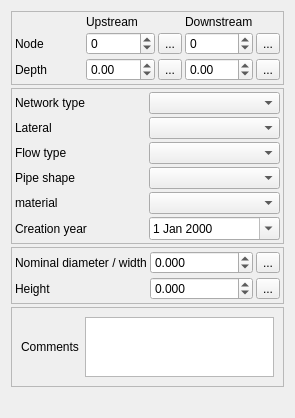
Above: Lamia/iface/qgiswidget/tools/toolprepro/base3_urbandrainage/lamiabase_ud_edge_tool_ui.ui from Artelia/Lamia before the change. Below: the same form after it.
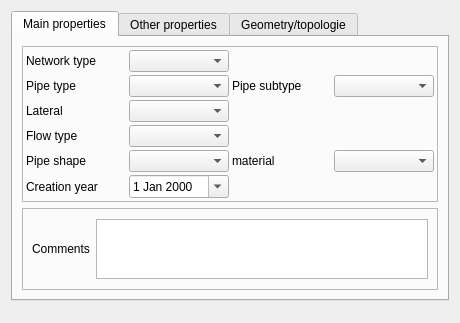
That is the form after the change. Icons and pictures are not drawn.

```diff
--- a/Lamia/iface/qgiswidget/tools/toolprepro/base3_urbandrainage/lamiabase_ud_edge_tool_ui.ui
+++ b/Lamia/iface/qgiswidget/tools/toolprepro/base3_urbandrainage/lamiabase_ud_edge_tool_ui.ui
@@ -6,17 +6,210 @@
    <rect>
     <x>0</x>
     <y>0</y>
-    <width>295</width>
-    <height>418</height>
+    <width>460</width>
+    <height>323</height>
    </rect>
   </property>
   <property name="windowTitle">
    <string>Form</string>
   </property>
-  <layout class="QVBoxLayout" name="verticalLayout" stretch="0,0,0,1,10">
+  <layout class="QVBoxLayout" name="verticalLayout" stretch="0,10">
    <property name="spacing">
     <number>3</number>
    </property>
+   <item>
+    <widget class="QTabWidget" name="tabWidget">
+     <property name="currentIndex">
+      <number>0</number>
+     </property>
+     <widget class="QWidget" name="tab">
+      <attribute name="title">
+       <string>Main properties</string>
+      </attribute>
+      <layout class="QVBoxLayout" name="verticalLayout_2">
+       <item>
+        <widget class="QFrame" name="frame_2">
+         <property name="frameShape">
+          <enum>QFrame::StyledPanel</enum>
+         </property>
+         <property name="frameShadow">
+          <enum>QFrame::Raised</enum>
+         </property>
+         <layout class="QGridLayout" name="gridLayout">
+          <property name="leftMargin">
+           <number>3</number>
+          </property>
+          <property name="topMargin">
+           <number>3</number>
+          </property>
+          <property name="rightMargin">
+           <number>3</number>
+          </property>
+          <property name="bottomMargin">
+           <number>3</number>
+          </property>
+          <property name="spacing">
+           <number>3</number>
+          </property>
+          <item row="2" column="0">
+           <widget class="QLabel" name="label_11">
+            <property name="text">
+             <string>Lateral</string>
+            </property>
+            <property name="wordWrap">
+             <bool>true</bool>
+            </property>
+           </widget>
+          </item>
+          <item row="3" column="0">
+           <widget class="QLabel" name="label_12">
+            <property name="text">
+             <string>Flow type</string>
+            </property>
+            <property name="wordWrap">
+             <bool>true</bool>
+            </property>
+           </widget>
+          </item>
+          <item row="3" column="1">
+           <widget class="QComboBox" name="comboBox_typeecoul"/>
+          </item>
+          <item row="6" column="1">
+           <widget class="QDateEdit" name="dateEdit_anneepose">
+            <property name="calendarPopup">
+             <bool>true</bool>
+            </property>
+           </widget>
+          </item>
+          <item row="4" column="1">
+           <widget class="QComboBox" name="comboBox_formecana"/>
+          </item>
+          <item row="2" column="1">
+           <widget class="QComboBox" name="comboBox_branch"/>
+          </item>
+          <item row="0" column="0">
+           <widget class="QLabel" name="label_4">
+            <property name="text">
+             <string>Network type</string>
+            </property>
+            <property name="wordWrap">
+             <bool>true</bool>
+            </property>
+           </widget>
+          </item>
+          <item row="4" column="0">
+           <widget class="QLabel" name="label_13">
+            <property name="text">
+             <string>Pipe shape</string>
+            </property>
+            <property name="wordWrap">
+             <bool>true</bool>
+            </property>
+           </widget>
+          </item>
+          <item row="6" column="0">
+           <widget class="QLabel" name="label_16">
+            <property name="text">
+             <string>Creation year</string>
+            </property>
+            <property name="wordWrap">
+             <bool>true</bool>
+            </property>
+           </widget>
+          </item>
+          <item row="0" column="1">
+           <widget class="QComboBox" name="comboBox_typeReseau"/>
+          </item>
+          <item row="1" column="0">
+           <widget class="QLabel" name="label_6">
+            <property name="text">
+             <string>Pipe type</string>
+            </property>
+            <property name="wordWrap">
+             <bool>true</bool>
+            </property>
+           </widget>
+          </item>
+          <item row="1" column="1">
+           <widget class="QComboBox" name="comboBox_pipetype"/>
+          </item>
+          <item row="1" column="2">
+           <widget class="QLabel" name="label_10">
+            <property name="text">
+             <string>Pipe subtype</string>
+            </property>
+            <property name="wordWrap">
+             <bool>true</bool>
+            </property>
+           </widget>
+          </item>
+          <item row="1" column="3">
+           <widget class="QComboBox" name="comboBox_pipesubtype"/>
+          </item>
+          <item row="4" column="2">
+           <widget class="QLabel" name="label">
+            <property name="text">
+             <string>material</string>
+            </property>
+            <property name="wordWrap">
+             <bool>true</bool>
+            </property>
+           </widget>
+          </item>
+          <item row="4" column="3">
+           <widget class="QComboBox" name="comboBox_materiau">
+            <property name="maxVisibleItems">
+             <number>50</number>
+            </property>
+           </widget>
+          </item>
+         </layout>
+        </widget>
+       </item>
+       <item>
+        <widget class="QFrame" name="frame_5">
+         <property name="frameShape">
+          <enum>QFrame::StyledPanel</enum>
+         </property>
+         <property name="frameShadow">
+          <enum>QFrame::Raised</enum>
+         </property>
+         <layout class="QGridLayout" name="gridLayout_5">
+          <item row="0" column="0">
+           <widget class="QLabel" name="label_15">
+            <property name="text">
+             <string>Comments</string>
+            </property>
+           </widget>
+          </item>
+          <item row="0" column="1">
+           <widget class="QTextBrowser" name="textBrowser_commentaire">
+            <property name="maximumSize">
+             <size>
+              <width>16777215</width>
+              <height>60</height>
+             </size>
+            </property>
+            <property name="readOnly">
+             <bool>false</bool>
+            </property>
+           </widget>
+          </item>
+         </layout>
+        </widget>
+       </item>
+      </layout>
+     </widget>
+     <widget class="QWidget" name="tab_2">
+      <attribute name="title">
+       <string>Other properties</string>
+      </attribute>
+     </widget>
+     <widget class="QWidget" name="tab_3">
+      <attribute name="title">
+       <string>Geometry/topologie</string>
+      </attribute>
+      <layout class="QVBoxLayout" name="verticalLayout_3">
    <item>
     <widget class="QFrame" name="frame_3">
      <property name="frameShape">
@@ -150,101 +343,6 @@
      </layout>
     </widget>
    </item>
-   <item>
-    <widget class="QFrame" name="frame_2">
-     <property name="frameShape">
-      <enum>QFrame::StyledPanel</enum>
-     </property>
-     <property name="frameShadow">
-      <enum>QFrame::Raised</enum>
-     </property>
-     <layout class="QGridLayout" name="gridLayout">
-      <property name="leftMargin">
-       <number>3</number>
-      </property>
-      <property name="topMargin">
-       <number>3</number>
-      </property>
-      <property name="rightMargin">
-       <number>3</number>
-      </property>
-      <property name="bottomMargin">
-       <number>3</number>
-      </property>
-      <property name="spacing">
-       <number>3</number>
-      </property>
-      <item row="1" column="0">
-       <widget class="QLabel" name="label_11">
-        <property name="text">
-         <string>Lateral</string>
-        </property>
-       </widget>
-      </item>
-      <item row="5" column="0">
-       <widget class="QLabel" name="label_16">
-        <property name="text">
-         <string>Creation year</string>
-        </property>
-       </widget>
-      </item>
-      <item row="3" column="1">
-       <widget class="QComboBox" name="comboBox_formecana"/>
-      </item>
-      <item row="4" column="1">
-       <widget class="QComboBox" name="comboBox_materiau">
-        <property name="maxVisibleItems">
-         <number>50</number>
-        </property>
-       </widget>
-      </item>
-      <item row="4" column="0">
-       <widget class="QLabel" name="label">
-        <property name="text">
-         <string>material</string>
-        </property>
-       </widget>
-      </item>
-      <item row="2" column="0">
-       <widget class="QLabel" name="label_12">
-        <property name="text">
-         <string>Flow type</string>
-        </property>
-       </widget>
-      </item>
-      <item row="2" column="1">
-       <widget class="QComboBox" name="comboBox_typeecoul"/>
-      </item>
-      <item row="3" column="0">
-       <widget class="QLabel" name="label_13">
-        <property name="text">
-         <string>Pipe shape</string>
-        </property>
-       </widget>
-      </item>
-      <item row="1" column="1">
-       <widget class="QComboBox" name="comboBox_branch"/>
-      </item>
-      <item row="0" column="0">
-       <widget class="QLabel" name="label_4">
-        <property name="text">
-         <string>Network type</string>
-        </property>
-       </widget>
-      </item>
-      <item row="0" column="1">
-       <widget class="QComboBox" name="comboBox_typeReseau"/>
-      </item>
-      <item row="5" column="1">
-       <widget class="QDateEdit" name="dateEdit_anneepose">
-        <property name="calendarPopup">
-         <bool>true</bool>
-        </property>
-       </widget>
-      </item>
-     </layout>
-    </widget>
-   </item>
    <item>
     <widget class="QFrame" name="frame_4">
      <property name="frameShape">
@@ -341,35 +439,20 @@
     </widget>
    </item>
    <item>
-    <widget class="QFrame" name="frame_5">
-     <property name="frameShape">
-      <enum>QFrame::StyledPanel</enum>
-     </property>
-     <property name="frameShadow">
-      <enum>QFrame::Raised</enum>
-     </property>
-     <layout class="QGridLayout" name="gridLayout_5">
-      <item row="0" column="0">
-       <widget class="QLabel" name="label_15">
-        <property name="text">
-         <string>Comments</string>
-        </property>
-       </widget>
-      </item>
-      <item row="0" column="1">
-       <widget class="QTextBrowser" name="textBrowser_commentaire">
-        <property name="maximumSize">
+        <spacer name="verticalSpacer_2">
+         <property name="orientation">
+          <enum>Qt::Vertical</enum>
+         </property>
+         <property name="sizeHint" stdset="0">
          <size>
-          <width>16777215</width>
-          <height>60</height>
-         </size>
-        </property>
-        <property name="readOnly">
-         <bool>false</bool>
-        </property>
-       </widget>
-      </item>
-     </layout>
+           <width>20</width>
+           <height>40</height>
+          </size>
+         </property>
+        </spacer>
+       </item>
+      </layout>
+     </widget>
     </widget>
    </item>
    <item>
```
Lines whose indentation alone changed are shown as unchanged.
